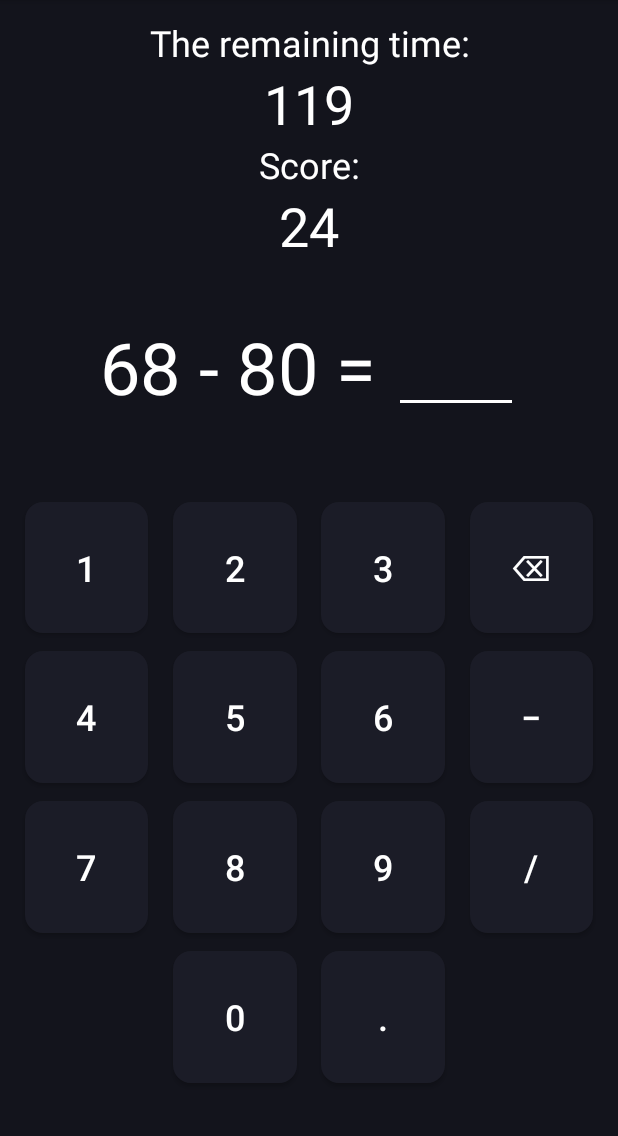
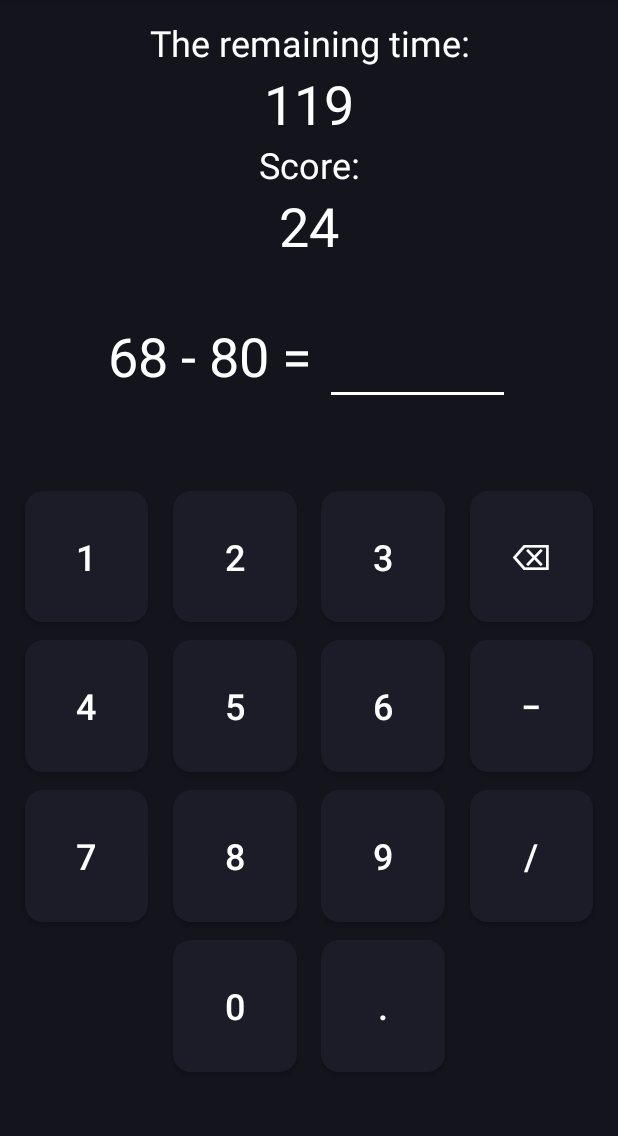
Before and after one commit to erraydin/Mental-Math, an Android app: the GameFragment screen opened through its navigation route, on a phone screen of 412 x 824 dp, the part 84-1220 px from its top. Run offline under Robolectric (Android 15) with nearby library versions, the phone set to English and light mode, and no system bars; our stand-ins replace data binding.

```diff
--- a/app/src/main/res/layout/fragment_game.xml
+++ b/app/src/main/res/layout/fragment_game.xml
@@ -64,7 +64,7 @@
             android:layout_width="wrap_content"
             android:layout_height="wrap_content"
             android:textColor="@color/white"
-            android:textSize="48sp"
+            android:textSize="36sp"
             app:layout_constraintBottom_toBottomOf="parent"
             app:layout_constraintEnd_toStartOf="@id/edit_text_result"
             app:layout_constraintHorizontal_chainStyle="packed"
@@ -74,20 +74,20 @@
             tools:text="27 + 57 = " />
 
         <EditText
+            android:textAlignment="center"
             android:id="@+id/edit_text_result"
             android:layout_width="0dp"
-            app:layout_constraintWidth_percent="0.2"
+            app:layout_constraintWidth_percent="0.3"
             android:layout_height="wrap_content"
             android:backgroundTint="@color/white"
             android:inputType="textVisiblePassword"
-            android:hint="         "
             android:textColor="@color/white"
             android:textSize="36sp"
             app:layout_constraintBottom_toBottomOf="parent"
             app:layout_constraintEnd_toEndOf="parent"
             app:layout_constraintStart_toEndOf="@id/text_view_question"
             app:layout_constraintTop_toBottomOf="@id/text_view_score"
-            app:layout_constraintVertical_bias="0.06" />
+            app:layout_constraintVertical_bias="0.05" />
 
         <com.google.android.material.button.MaterialButton
             android:layout_marginTop="12dp"
```
Also changed, not shown: app/src/main/java/com/erraydin/mentalmath/screens/game/GameFragment.kt (+6 -1 lines).
